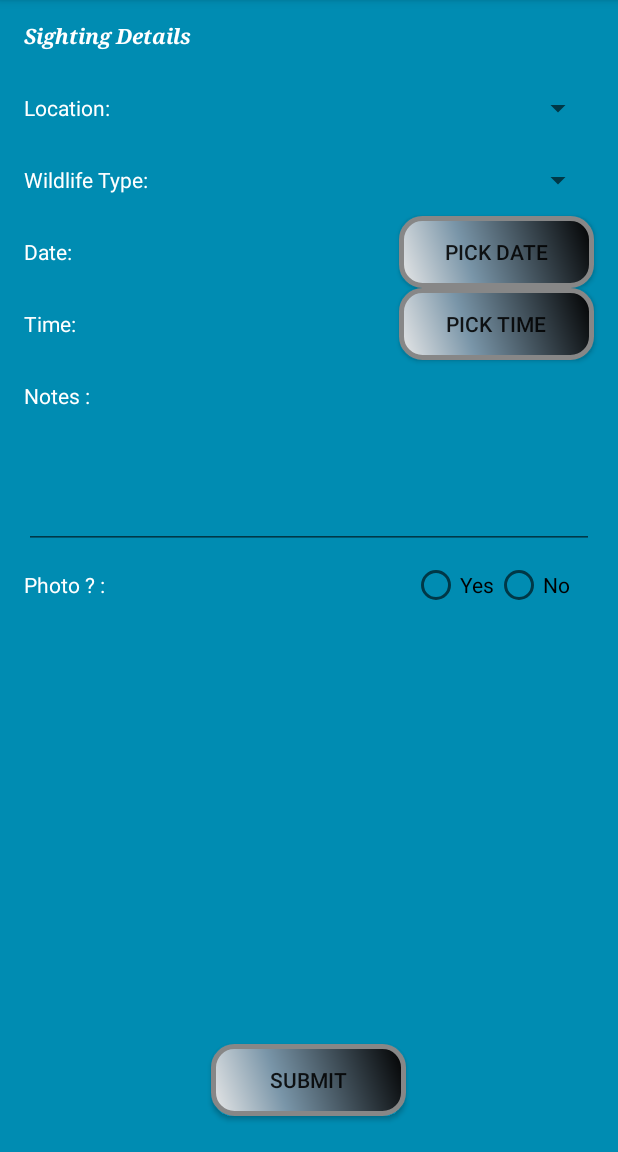
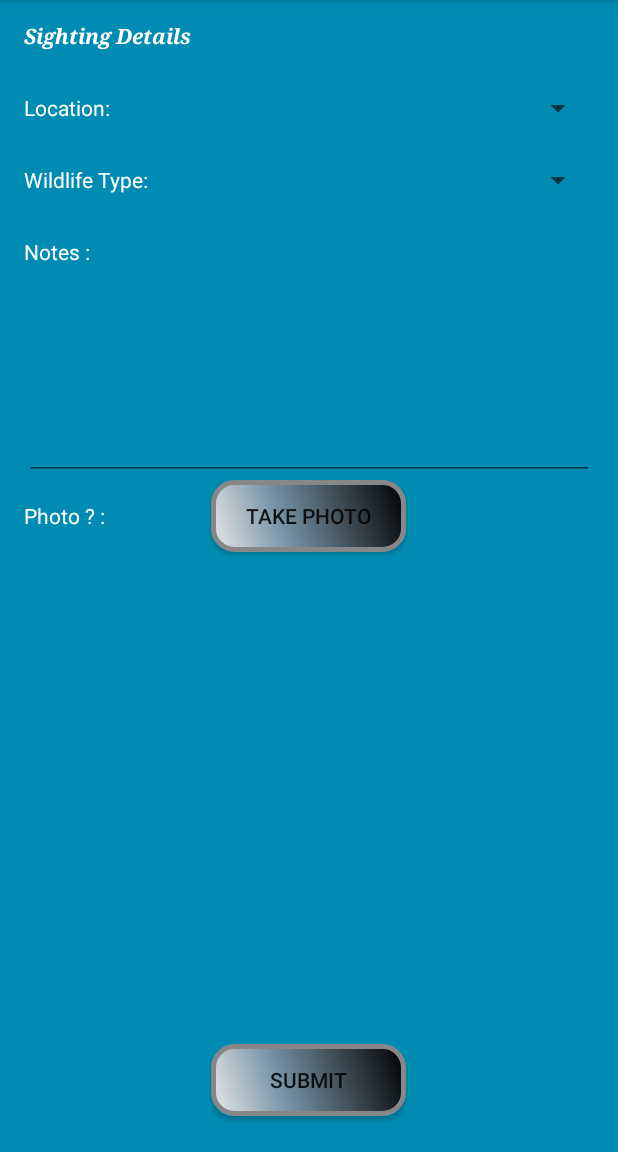
Before and after one commit to lrsdev/DOCAndroid, an Android app: the fragment ReportFragment placed in its activity, on a phone screen of 412 x 824 dp, the part 84-1236 px from its top. Run offline under Robolectric (Android 15) with nearby library versions, the phone set to English and light mode, and no system bars.

Commit message:
finished report xml and created cutom_row.xml

```diff
--- a/app/src/main/java/bit/stewasc3/dogbeaches/LocationListFragment.java
+++ b/app/src/main/java/bit/stewasc3/dogbeaches/LocationListFragment.java
@@ -3,6 +3,7 @@ package bit.stewasc3.dogbeaches;
 import android.app.Fragment;
 import android.app.ListFragment;
 import android.os.Bundle;
+import android.support.v7.widget.LinearLayoutManager;
 import android.view.LayoutInflater;
 import android.view.View;
 import android.view.ViewGroup;
@@ -15,7 +16,6 @@ import android.support.v7.widget.RecyclerView;
 // This class will extend ListFragment when implemented correctly
 public class LocationListFragment extends Fragment
 {
-
 
     @Override
     public void onCreate(Bundle savedInstanceState)
--- a/app/src/main/res/layout/fragment_home.xml
+++ b/app/src/main/res/layout/fragment_home.xml
@@ -2,7 +2,8 @@
 <LinearLayout xmlns:android="http://schemas.android.com/apk/res/android"
               android:orientation="vertical"
               android:layout_width="match_parent"
-              android:layout_height="match_parent">
+              android:layout_height="match_parent"
+              android:background="@drawable/stclair">
 
     <TextView
         android:layout_width="wrap_content"
--- a/app/src/main/res/layout/fragment_locationlist.xml
+++ b/app/src/main/res/layout/fragment_locationlist.xml
@@ -1,5 +1,6 @@
 <?xml version="1.0" encoding="utf-8"?>
 <RelativeLayout xmlns:android="http://schemas.android.com/apk/res/android"
+              xmlns:tools="http://schemas.android.com/tools"
               android:orientation="vertical"
               android:layout_width="match_parent"
               android:layout_height="match_parent">
--- a/app/src/main/res/layout/fragment_report.xml
+++ b/app/src/main/res/layout/fragment_report.xml
@@ -3,6 +3,7 @@
               android:orientation="vertical"
               android:layout_width="match_parent"
               android:layout_height="match_parent">
+
 
     <!-- Page Heading -->
     <TextView
@@ -20,7 +21,7 @@
     <!-- Location Label -->
     <TextView
         android:id="@+id/textLocationDetails"
-        android:layout_width="wrap_content"
+        android:layout_width="156dp"
         android:layout_height="48dp"
         android:layout_marginLeft="16dp"
         android:layout_marginTop="0dp"
@@ -36,14 +37,14 @@
         android:layout_height="48dp"
         android:layout_below="@+id/textSightingDetails"
         android:layout_toRightOf="@+id/textLocationDetails"
-        android:layout_toEndOf="@+id/textDateTime"
-        android:layout_marginRight="16dp">
+        android:layout_marginRight="16dp"
+        >
     </Spinner>
 
     <!-- Wildlife Type Label -->
     <TextView
         android:id="@+id/textWildlife"
-        android:layout_width="wrap_content"
+        android:layout_width="156dp"
         android:layout_height="48dp"
         android:layout_marginLeft="16dp"
         android:layout_marginTop="0dp"
@@ -60,67 +61,11 @@
         android:layout_height="48dp"
         android:layout_below="@+id/locationSpinner"
         android:layout_toRightOf="@+id/textWildlife"
-        android:layout_alignParentRight="true"
         android:layout_marginRight="16dp">
         </Spinner>
 
-    <!-- Date Picker Label -->
-    <TextView
-        android:id="@+id/textDate"
-        android:layout_width="wrap_content"
-        android:layout_height="48dp"
-        android:layout_marginLeft="16dp"
-        android:layout_marginTop="0dp"
-        android:layout_below="@id/textWildlife"
-        android:text="Date: "
-        android:textColor="#FFFFFF"
-        android:gravity="center_vertical"
-        />
-
-    <!-- Calls Pick Date method when button clicked -->
-    <Button
-        style="?android:attr/buttonStyleSmall"
-        android:layout_width="wrap_content"
-        android:layout_height="wrap_content"
-        android:layout_marginRight="16dp"
-        android:text="Pick Date"
-        android:id="@+id/btn_pickDate"
-        android:background="@drawable/buttonsmall"
-        android:shadowColor="#A8A8A8"
-        android:shadowDx="0"
-        android:shadowDy="0"
-        android:layout_below="@+id/textWildlife"
-        android:layout_alignParentRight="true"
-        android:layout_alignParentEnd="true" />
 
 
-    <!-- Time Picker Label -->
-    <TextView
-        android:id="@+id/textTime"
-        android:layout_width="wrap_content"
-        android:layout_height="48dp"
-        android:layout_marginLeft="16dp"
-        android:layout_marginTop="0dp"
-        android:layout_below="@id/textDate"
-        android:text="Time: "
-        android:textColor="#FFFFFF"
-        android:gravity="center_vertical"
-        />
-
-    <!-- Calls Pick Time method when button clicked -->
-    <Button
-        android:layout_width="wrap_content"
-        android:layout_height="wrap_content"
-        android:layout_marginRight="16dp"
-        android:text="Pick Time"
-        android:id="@+id/btn_pickTime"
-        android:background="@drawable/buttonsmall"
-        android:shadowColor="#A8A8A8"
-        android:shadowDx="0"
-        android:shadowDy="0"
-        android:layout_below="@+id/btn_pickDate"
-        android:layout_alignParentRight="true"
-        android:layout_alignParentEnd="true" />
 
     <!-- Notes Label -->
     <TextView
@@ -129,7 +74,7 @@
         android:layout_height="48dp"
         android:layout_marginLeft="16dp"
         android:layout_marginTop="0dp"
-        android:layout_below="@id/textTime"
+        android:layout_below="@id/typeSpinner"
         android:text="Notes : "
         android:textColor="#FFFFFF"
         android:gravity="center_vertical"
@@ -138,7 +83,7 @@
     <EditText
         android:id="@+id/editText"
         android:layout_width="match_parent"
-        android:layout_height="78dp"
+        android:layout_height="128dp"
         android:layout_marginRight="16dp"
         android:inputType="textMultiLine"
         android:ems="10"
@@ -158,37 +103,21 @@
         android:textColor="#FFFFFF"
         android:gravity="center_vertical"
         />
-<RadioGroup
-    android:layout_width="wrap_content"
-    android:layout_height="48dp"
-    android:layout_below="@+id/editText"
-    android:layout_alignRight="@+id/editText"
-    android:layout_alignEnd="@+id/editText"
-    android:orientation="horizontal"
-    android:layout_marginRight="16dp"
-    >
-    <!-- Photo Yes Radio Button -->
-    <RadioButton
-        android:id="@+id/rbYes"
+    <!-- Submit Button -->
+    <Button
         android:layout_width="wrap_content"
-        android:layout_height="48dp"
-        android:text="Yes"
-        android:layout_below="@+id/editText"
-        android:layout_alignRight="@+id/editText"
-        android:layout_alignEnd="@+id/editText"
-        android:checked="false"
-        android:clickable="false" />
+        android:layout_height="wrap_content"
+        android:text="Take Photo"
+        android:id="@+id/button"
+        android:background="@drawable/buttonsmall"
+        android:shadowColor="#A8A8A8"
+        android:shadowDx="0"
+        android:shadowDy="0"
+        android:layout_below="@id/editText"
+        android:layout_centerHorizontal="true"
+        />
 
-    <!-- Photo No Radio Button -->
-    <RadioButton
-        android:id="@+id/rbNo"
-        android:layout_width="wrap_content"
-        android:layout_height="48dp"
-        android:text="No"
-        android:layout_below="@+id/editText"
-        android:layout_toLeftOf="@+id/btn_pickDate"
-        android:layout_toStartOf="@+id/btn_pickDate" />
-</RadioGroup>
+
     <!-- Submit Button -->
     <Button
         android:layout_width="wrap_content"
--- a/app/src/main/res/values/colors.xml
+++ b/app/src/main/res/values/colors.xml
@@ -1,7 +1,7 @@
 <?xml version="1.0" encoding="utf-8"?>
 <resources>
     <color name="primaryColor">#008CB2</color>
-    <color name="primaryColorDark">#99B911</color>
+    <color name="primaryColorDark">#06807C</color>
     <color name="accentColor">#99B911</color>
     <color name="windowBackground">#008CB2</color>
     <color name="navDrawer">#EbE5DA</color>
```
Also changed, not shown: app/src/main/java/bit/stewasc3/dogbeaches/LocationFragment.java (added, +27 -0 lines), app/src/main/res/layout/custom_list.xml (renamed from app/src/main/res/layout/custom_row.xml, +12 -10 lines), app/src/main/res/layout/fragment_camera.xml (added, +9 -0 lines), app/src/main/res/layout/fragment_location.xml (added, +98 -0 lines), app/src/main/res/drawable/ic_dogonleash.png (added), app/src/main/res/drawable/ic_launcher.png, app/src/main/res/drawable/ic_nodog.png (added), app/src/main/res/drawable/stclair.png (added), app/src/main/res/drawable/stclairsm.png (added).
